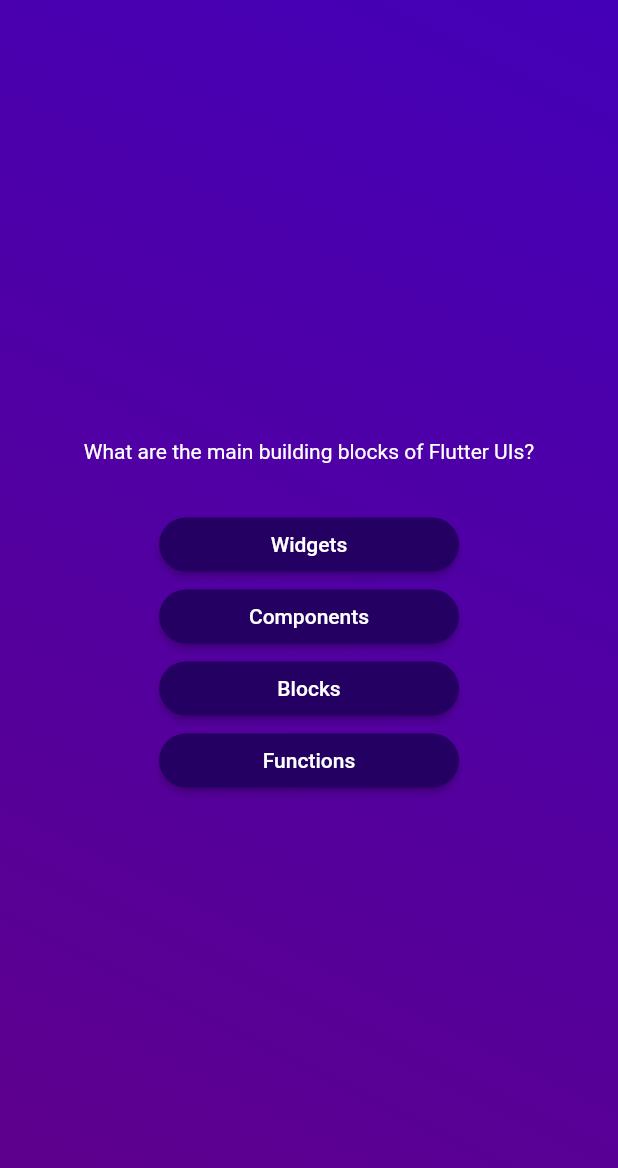
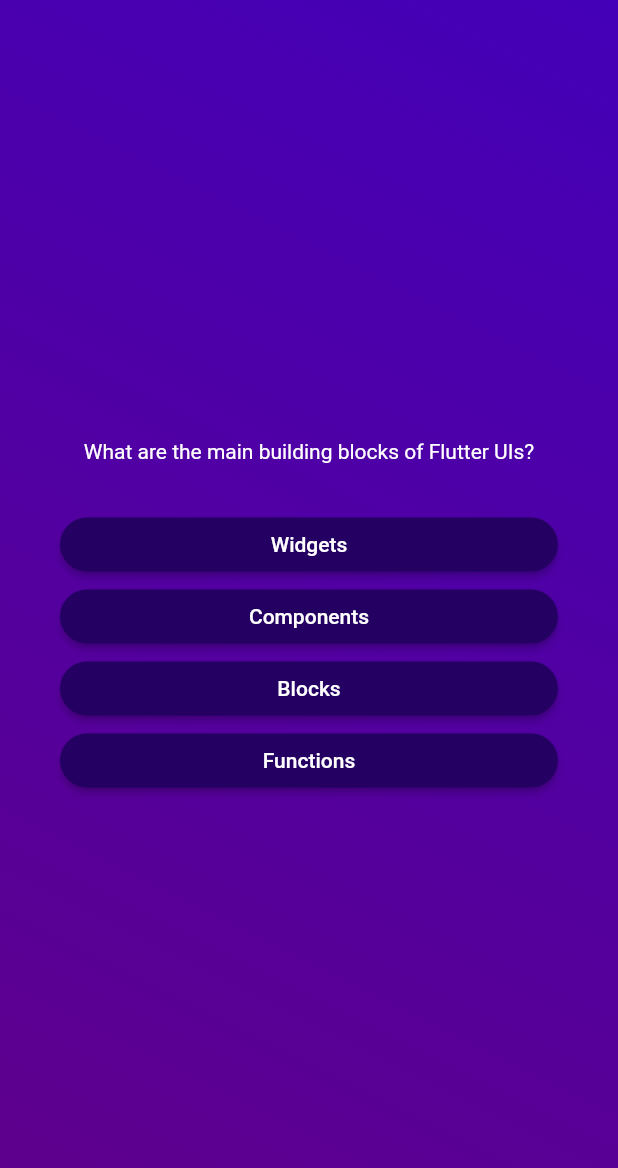
Before and after one commit to appdev-umair/quiz_app, a Flutter app: the screen it shows after launch, after a tap on "Start Quiz", on a phone screen of 412 x 824 dp. Shown: the top 1168 px of the screen. Run offline on Flutter 3.47's test engine with Material 2 defaults, Android fonts, the phone set to English and light mode, and no system bars.

Commit message:
ading margin to the question page

```diff
--- a/lib/answer_button.dart
+++ b/lib/answer_button.dart
@@ -14,7 +14,6 @@ class AnswerButton extends StatelessWidget {
       onPressed: onTap,
       style: ElevatedButton.styleFrom(
           backgroundColor: const Color.fromARGB(255, 36, 0, 99),
-          fixedSize: const Size(40 * 5, 10),
           shape: RoundedRectangleBorder(
             borderRadius: BorderRadius.circular(40),
           )),
--- a/lib/question_screen.dart
+++ b/lib/question_screen.dart
@@ -16,9 +16,10 @@ class _QuestionScreen extends State<QuestionScreen> {
   final QuizQuestion currenQuestion = questions[0];
   @override
   Widget build(context) {
-    return SizedBox(
-      width: double.infinity,
+    return Container(
+      margin: const EdgeInsets.all(40),
       child: Column(
+        crossAxisAlignment: CrossAxisAlignment.stretch,
         mainAxisAlignment: MainAxisAlignment.center,
         children: [
           Text(
@@ -26,26 +27,14 @@ class _QuestionScreen extends State<QuestionScreen> {
             style: const TextStyle(
               color: Colors.white,
             ),
+            textAlign: TextAlign.center,
           ),
           const SizedBox(
             height: 30,
           ),
-          AnswerButton(
-            answerText: currenQuestion.answers[0],
-            onTap: () {},
-          ),
-          AnswerButton(
-            answerText: currenQuestion.answers[1],
-            onTap: () {},
-          ),
-          AnswerButton(
-            answerText: currenQuestion.answers[2],
-            onTap: () {},
-          ),
-          AnswerButton(
-            answerText: currenQuestion.answers[3],
-            onTap: () {},
-          ),
+          ...currenQuestion.answers.map((answer) {
+            return AnswerButton(answerText: answer, onTap: () {});
+          })
         ],
       ),
     );
```
